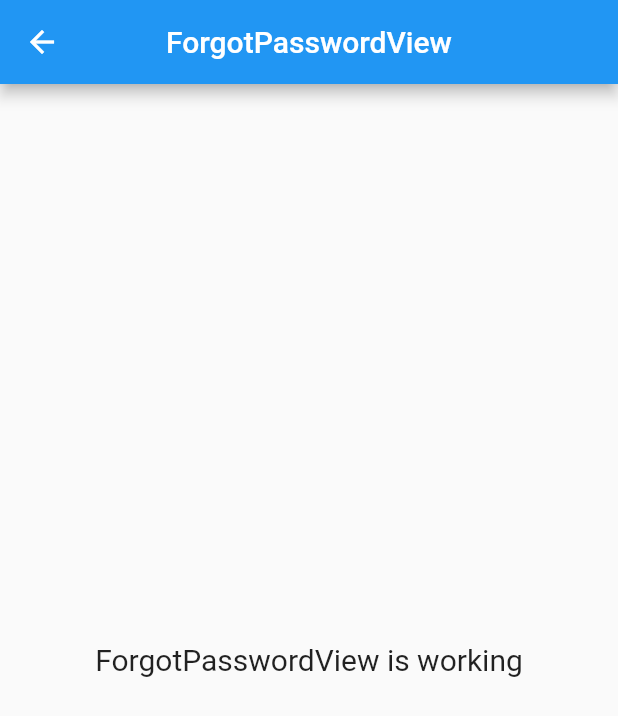
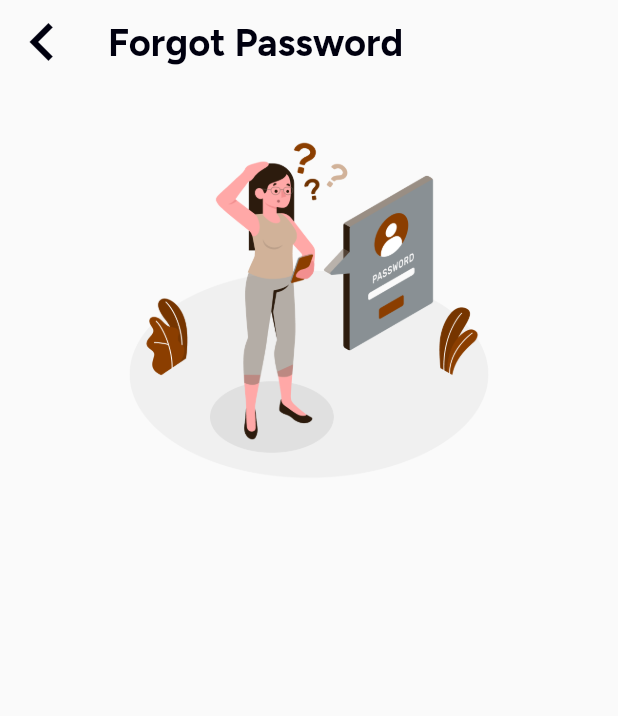
Before and after one commit to theflaury/flaury-mobile-app, a Flutter app: the ForgotPasswordView screen opened by its route, on a phone screen of 412 x 824 dp. Shown: the top 716 px of the screen. Run offline on Flutter 3.47's test engine with Material 2 defaults, Android fonts, the light colour scheme and no system bars; our stand-ins replace flutter_screenutil, flutter_spinkit, get, google_fonts, iconsax_flutter; statements that could not run were skipped.

Commit message:
forgot and sign in

```diff
--- a/lib/app/modules/forgot_password/views/forgot_password_view.dart
+++ b/lib/app/modules/forgot_password/views/forgot_password_view.dart
@@ -1,4 +1,8 @@
+import 'package:flaury/app/theme/colors.dart';
+import 'package:flaury/app/widgets/apptext.dart';
+import 'package:flaury/app/widgets/space.dart';
 import 'package:flutter/material.dart';
+import 'package:flutter_screenutil/flutter_screenutil.dart';
 
 import 'package:get/get.dart';
 
@@ -9,16 +13,32 @@ class ForgotPasswordView extends GetView<ForgotPasswordController> {
   @override
   Widget build(BuildContext context) {
     return Scaffold(
-      appBar: AppBar(
-        title: const Text('ForgotPasswordView'),
-        centerTitle: true,
-      ),
-      body: const Center(
-        child: Text(
-          'ForgotPasswordView is working',
-          style: TextStyle(fontSize: 20),
+        appBar: AppBar(
+          automaticallyImplyLeading: true,
+          leading: Icon(
+            Icons.navigate_before,
+            size: 50.h,
+            color: AppColors.black,
+          ),
+          title: BigAppText('Forgot Password'),
+          centerTitle: false,
+          elevation: 0,
+          backgroundColor: Colors.transparent,
         ),
-      ),
-    );
+        body: Container(
+          padding: simPad(20, 20),
+          child: Column(
+            mainAxisAlignment: MainAxisAlignment.start,
+            crossAxisAlignment: CrossAxisAlignment.center,
+            children: [
+              Center(
+                child: Image.asset(
+                  'assets/images/forgot_pass.png',
+                  height: 250.h,
+                ),
+              ),
+            ],
+          ),
+        ),);
   }
 }
```
Also changed, not shown: lib/app/modules/signin/views/signin_view.dart (+12 -11 lines), lib/app/widgets/forgotpassword.dart (deleted, +0 -78 lines), assets/images/forgot_pass.png (renamed from assets/images/7070628_3275432 1.png).
